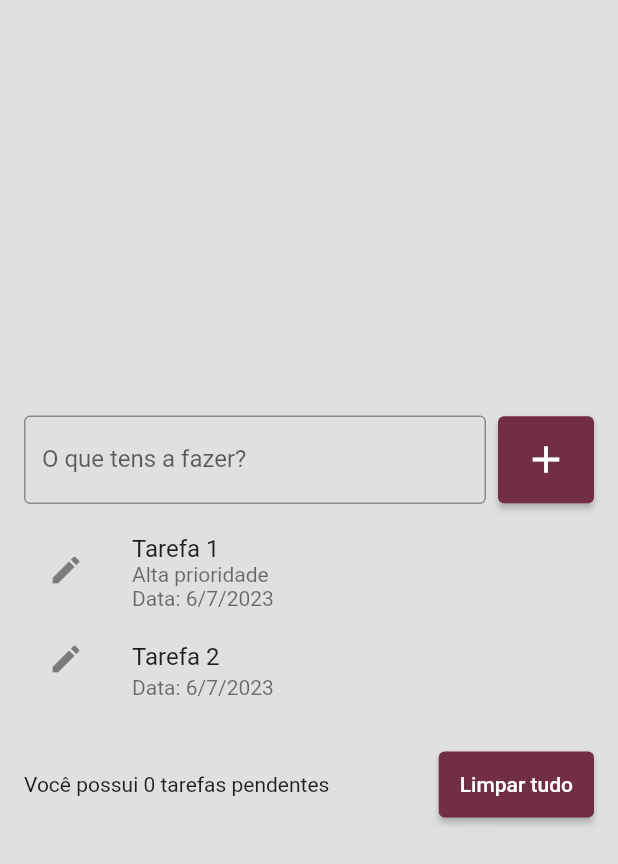
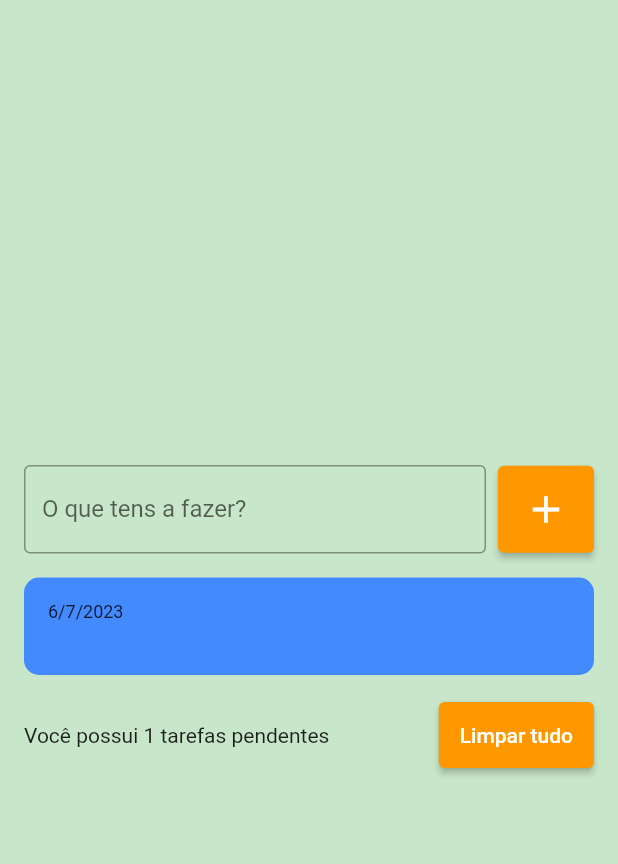
Before and after one commit to VivianeSouza923/todo_list, a Flutter app: the screen it shows after launch, after a tap on the "add" icon, on a phone screen of 412 x 824 dp. Shown: the top 864 px of the screen. Run offline on Flutter 3.47's test engine with Material 2 defaults, Android fonts, the phone set to English and light mode, and no system bars.

Commit message:
today's work

```diff
--- /dev/null
+++ b/lib/Widgets/todo_list_item.dart
@@ -0,0 +1,39 @@
+import 'package:flutter/material.dart';
+
+class TodoListItem extends StatelessWidget {
+  const TodoListItem({super.key, required this.title});
+
+  final String title;
+
+  @override
+  Widget build(BuildContext context) {
+    DateTime dataAtual = DateTime.now();
+    return Container(
+      decoration: BoxDecoration(
+        borderRadius: BorderRadius.circular(10),
+        color: Colors.blueAccent,
+      ),
+
+      //height: 60, --> não preciso mais porque é interessante que se autoajuste para evitar overflow.
+      padding: const EdgeInsets.all(16),
+      child: Column(
+        crossAxisAlignment: CrossAxisAlignment.start,
+        children: [
+          Text(
+            "${dataAtual.day}/${dataAtual.month}/${dataAtual.year}",
+            style: const TextStyle(
+              fontSize: 12,
+            ),
+          ),
+          Text(
+            title,
+            style: const TextStyle(
+              fontSize: 16,
+              fontWeight: FontWeight.w600,
+            ),
+          ),
+        ],
+      ),
+    );
+  }
+}
--- a/lib/main.dart
+++ b/lib/main.dart
@@ -5,6 +5,7 @@ void main(){
 
   //o aplicativo é um Widget
   runApp(const MyApp());
+
 }
 
 class MyApp extends StatelessWidget {
@@ -13,7 +14,8 @@ class MyApp extends StatelessWidget {
   @override
   Widget build(BuildContext context) {
     // o MaterialApp é o widget principal do nosso app, traz navegação, temas, localização, traduções etc. Ele faz muitas coisas importantes.
-    return  const MaterialApp(
+    return MaterialApp(
+      debugShowCheckedModeBanner: false,
       // o home especifica a tela inicial do nosso app
       // ele espera também um widget, pois telas também são widgets
       home: TodoListPage(),
--- a/lib/pages/todo_list_page.dart
+++ b/lib/pages/todo_list_page.dart
@@ -1,18 +1,29 @@
 import 'package:flutter/material.dart';
+import 'package:todo_list/Widgets/todo_list_item.dart';
 
 // eu ainda não tenho nenhum estado, nada, então estou começando com Stateless, não Statefull
-class TodoListPage extends StatelessWidget {
-  const TodoListPage({super.key});
+class TodoListPage extends StatefulWidget {
+  TodoListPage({super.key});
+
+  @override
+  State<TodoListPage> createState() => _TodoListPageState();
+}
+
+class _TodoListPageState extends State<TodoListPage> {
+  //pegar texto de um campo:
+  final TextEditingController todoController = TextEditingController();
+
+  // cada string é um título de uma tarefa
+  List<String> tarefas = [];
 
   @override
   Widget build(BuildContext context) {
-    DateTime dataAtual = DateTime.now();
 
 
     // base de todas ou praticamente todas as telas
-    return  Scaffold(
-
-      backgroundColor: Colors.grey[300],
+    return SafeArea(
+      child: Scaffold(
+        backgroundColor: Colors.green[100],
         body: Center(
           child: Padding(
             padding: const EdgeInsets.all(16.0),
@@ -23,11 +34,13 @@ class TodoListPage extends StatelessWidget {
                 Row(
                   children: [
                     // expandir o meu campo de texto até a máxima largura possível.
-                  const Expanded(
+                    Expanded(
                       // peso do expanded
                       //  --->   flex: 2,
-                    child:  TextField(
-                      decoration: InputDecoration(
+                      child: TextField(
+                        // pegar texto de um campo
+                        controller: todoController,
+                        decoration: const InputDecoration(
                           border: OutlineInputBorder(
                             borderSide: BorderSide(
                               color: Color(0xFFB44A60),
@@ -35,20 +48,26 @@ class TodoListPage extends StatelessWidget {
                           ),
                           labelText: "O que tens a fazer?",
                           hintText:
-                            "Ex.: Estudar Flutter, Caminhar, Estudar CN etc.",
+                              "Ex.: Estudar Ruby, Caminhar, Estudar CN etc.",
                         ),
                       ),
                     ),
                     // espaço vazio entre eles
-                  const SizedBox(width: 8,),
+                    const SizedBox(
+                      width: 8,
+                    ),
                     ElevatedButton(
                       onPressed: () {
-
+                        String text = todoController.text;
+                        setState(() {
+                          tarefas.add(text);
+                        });
+                        //limpar o campo após adicionar a tarefa
+                        todoController.clear();
                       },
                       style: ElevatedButton.styleFrom(
-                      backgroundColor: const Color(0xFF722E43),
-                      padding: const EdgeInsets.all(14)
-                    ),
+                          backgroundColor: Colors.orange,
+                          padding: const EdgeInsets.all(14)),
                       child: const Icon(
                         Icons.add,
                         size: 30,
@@ -58,13 +77,19 @@ class TodoListPage extends StatelessWidget {
                 ),
 
                 // espaçamento entre as duas linhas (texto + botão)
-              const SizedBox(height: 16,),
+                const SizedBox(
+                  height: 16,
+                ),
 
+
+                // permite que a lista tenha a maior altura que ela pode ocupar, ocupa o máximo de espaço que cabe e permite o scroll
+                Flexible(
                   // list view ( onde as tarefas irão ficar e podem roladas). É interessante que ela fique dentro de uma sizedBox
-              ListView(
+
+                  child: ListView(
                     // vai deixar a nossa lista o mais enxuta possível
                     shrinkWrap: true,
-                children:  [
+                    children: [
                       /* Container(
                         color: Colors.green[100],
 
@@ -86,45 +111,44 @@ class TodoListPage extends StatelessWidget {
                         height: 50,
                       ),*/
 
+                      for (String tarefa in tarefas)
+
                         //É UM ITEM DA SUA LISTA
-                  ListTile(
-                    title: const Text('Tarefa 1'),
-                    subtitle: Text('Alta prioridade\nData: ${dataAtual.day}/${dataAtual.month}/${dataAtual.year}'),
+                        /*ListTile(
+                          title: Text(tarefa),
+                          subtitle: Text(
+                              'Data: ${dataAtual.day}/${dataAtual.month}/${dataAtual.year}'),
                           leading: const Icon(Icons.edit),
                           onTap: () {
-                      print("Tarefa 1");
+                            print("Tarefa: $tarefa");
                           },
-                  ),
+                        ),*/
 
-                  ListTile(
-                    title: const Text('Tarefa 2'),
-                    subtitle: Text('Data: ${dataAtual.day}/${dataAtual.month}/${dataAtual.year}'),
-                    leading: const Icon(Icons.edit),
-                    onTap: () {
-                      print("Tarefa 2");
-                    },
+                        TodoListItem(
+                          title: tarefa,
+
+
                         ),
                     ],
                   ),
+                ),
 
-              const SizedBox(height: 16,),
+                const SizedBox(
+                  height: 16,
+                ),
 
                 Row(
                   children: [
-                  const Expanded(
+                     Expanded(
                       child: Text(
-                      "Você possui 0 tarefas pendentes",
+                        "Você possui ${tarefas.length} tarefas pendentes",
                       ),
                     ),
                     ElevatedButton(
-                      onPressed: () {
-
-
-                      },
+                      onPressed: () {},
                       style: ElevatedButton.styleFrom(
-                        backgroundColor: const Color(0xFF722E43),
-                        padding: const EdgeInsets.all(14)
-                      ),
+                          backgroundColor: Colors.orange,
+                          padding: const EdgeInsets.all(14)),
                       child: const Text(
                         "Limpar tudo",
                       ),
@@ -135,6 +159,7 @@ class TodoListPage extends StatelessWidget {
             ),
           ),
         ),
+      ),
     );
   }
 }
```
Also changed, not shown: pubspec.lock. Lines whose indentation alone changed are shown as unchanged.
